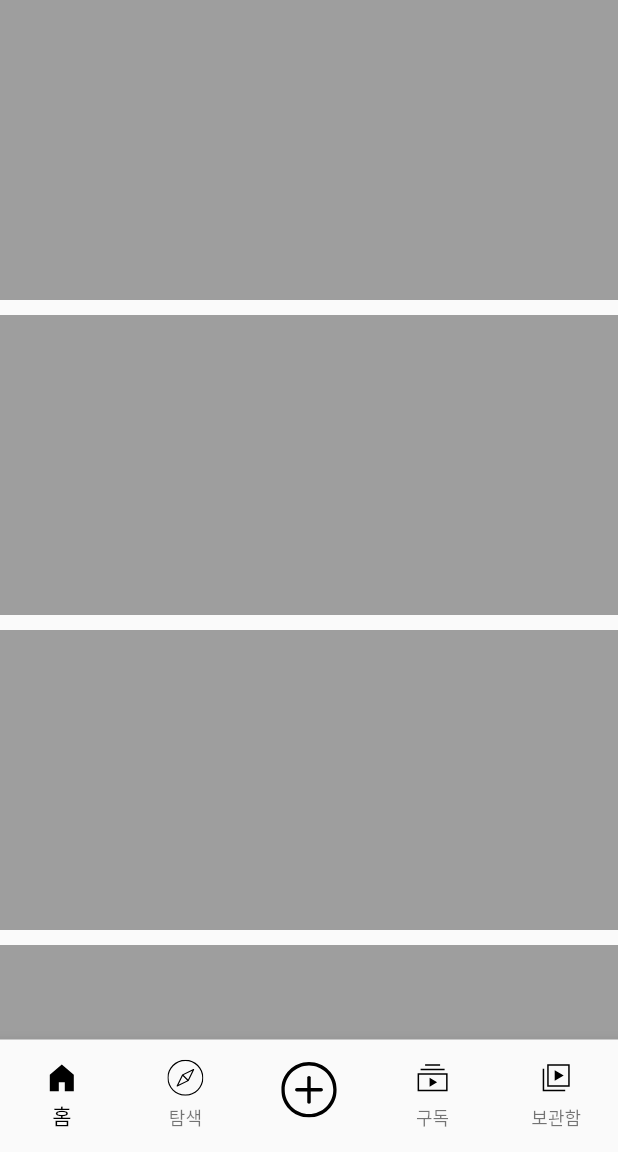
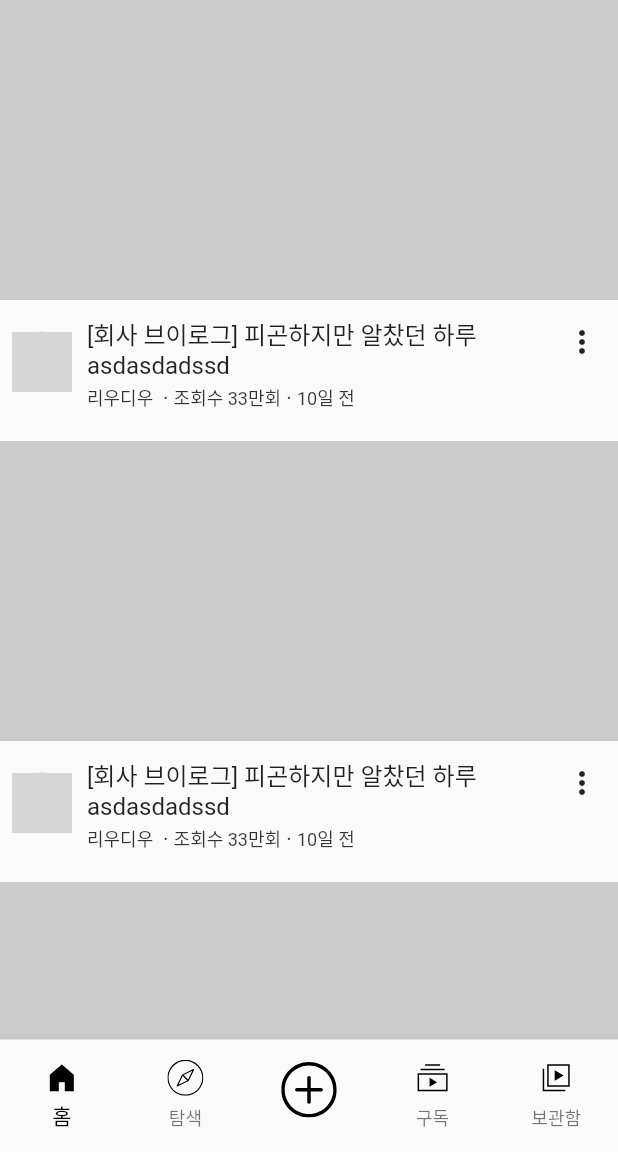
Before and after one commit to Danny-Yun/youtube-clone-app, a Flutter app: the screen it shows after launch, on a phone screen of 412 x 824 dp, the part 84-1236 px from its top. Run offline on Flutter 3.47's test engine with Material 2 defaults, Android fonts, the phone set to English and light mode, and no system bars; our stand-ins replace flutter_svg, get, youtube_player_flutter; network calls fail; grey boxes are pictures that could not be loaded.

Commit message:
홈화면 비디오 위젯 생성

```diff
--- a/lib/router/RoutePage.dart
+++ b/lib/router/RoutePage.dart
@@ -1,5 +1,6 @@
 import 'package:get/get.dart';
 import 'package:youtube_clone_app/screen/Navigation.dart';
+import 'package:youtube_clone_app/widgets/VideoDetail.dart';
 
 class RoutePage {
   static movePage(String pageName) => Get.toNamed(pageName);
@@ -12,6 +13,7 @@ class RoutePage {
   // static const String EXPLORE_ROUTE = "/explore";
   // static const String SUBSCRIBE_ROUTE = "/subscribe";
   // static const String LIBRARY_ROUTE = "/library";
+  static const String VIDEO_DETAIL = "/videoDetail";
 
   static final List<GetPage> getPageList = [
     GetPage(
@@ -34,5 +36,9 @@ class RoutePage {
     //   name: LIBRARY_ROUTE,
     //   page: () => Library(),
     // ),
+    GetPage(
+      name: VIDEO_DETAIL,
+      page: () => VideoDetail(),
+    ),
   ];
 }
--- a/lib/screen/Home.dart
+++ b/lib/screen/Home.dart
@@ -1,6 +1,8 @@
 import 'package:flutter/material.dart';
 import 'package:get/get.dart';
+import 'package:youtube_clone_app/router/RoutePage.dart';
 import 'package:youtube_clone_app/widgets/CustomAppBar.dart';
+import 'package:youtube_clone_app/widgets/VideoWidget.dart';
 
 class Home extends StatelessWidget {
   const Home({Key? key}) : super(key: key);
@@ -20,11 +22,18 @@ class Home extends StatelessWidget {
           SliverList(
             delegate: SliverChildBuilderDelegate(
               (context, index) {
-                return Padding(
-                  padding: const EdgeInsets.only(bottom: 10),
-                  child: Container(
-                    height: 200,
-                    color: Colors.grey,
+                return GestureDetector(
+                  onTap: () {
+                    RoutePage.movePageWithArgument(
+                        RoutePage.VIDEO_DETAIL, '13');
+                  },
+                  child: Padding(
+                    padding: const EdgeInsets.only(bottom: 10),
+                    child: Container(
+                      // height: 250,
+                      // color: Colors.grey,
+                      child: VideoWidget(),
+                    ),
                   ),
                 );
               },
--- /dev/null
+++ b/lib/widgets/VideoDetail.dart
@@ -0,0 +1,13 @@
+import 'package:flutter/material.dart';
+import 'package:get/get.dart';
+
+class VideoDetail extends StatelessWidget {
+  String videoId = Get.arguments;
+
+  @override
+  Widget build(BuildContext context) {
+    return Center(
+      child: Text('$videoId'),
+    );
+  }
+}
--- /dev/null
+++ b/lib/widgets/VideoWidget.dart
@@ -0,0 +1,98 @@
+import 'package:flutter/material.dart';
+
+class VideoWidget extends StatelessWidget {
+  const VideoWidget({Key? key}) : super(key: key);
+
+  @override
+  Widget build(BuildContext context) {
+    return Container(
+      child: Column(
+        children: [
+          _thumbnail(),
+          _simpleDetailInfo(),
+        ],
+      ),
+    );
+  }
+
+  // 동영상 썸네일
+  Widget _thumbnail() {
+    return Container(
+      height: 200,
+      color: Colors.grey.withOpacity(0.5),
+    );
+  }
+
+  // 영상 상세 정보
+  Widget _simpleDetailInfo() {
+    return Padding(
+      padding: const EdgeInsets.only(left: 8, top: 8, bottom: 10),
+      child: Container(
+        child: Row(
+          children: [
+            CircleAvatar(
+                radius: 20,
+                backgroundColor: Colors.grey.withOpacity(0.5),
+                backgroundImage: Image.network(
+                        "https://lh3.googleusercontent.com/ogw/ADea4I7Y6Jt6WjZeBl3gH1XNCfDcL_sK_FUFN1Y4P2Lr=s32-c-mo")
+                    .image),
+            SizedBox(width: 10),
+            Expanded(
+              child: Column(
+                children: [
+                  Row(
+                    mainAxisAlignment: MainAxisAlignment.spaceBetween,
+                    children: [
+                      Expanded(
+                        child: Text(
+                          "[회사 브이로그] 피곤하지만 알찼던 하루 asdasdadssd ",
+                          style: TextStyle(
+                            fontSize: 16,
+                          ),
+                          maxLines: 2, // 최대 두줄 설정
+                          overflow: TextOverflow.ellipsis, // 제목이 너무 길면 ... 처리
+                        ),
+                      ),
+                      IconButton(
+                        alignment: Alignment.topCenter,
+                        onPressed: () {},
+                        icon: Icon(Icons.more_vert),
+                      ),
+                    ],
+                  ),
+                  Row(
+                    children: [
+                      Text(
+                        "리우디우 ",
+                        style: TextStyle(
+                          fontSize: 12,
+                          color: Colors.black.withOpacity(0.8),
+                        ),
+                      ),
+                      Text(" · "),
+                      Text(
+                        "조회수 33만회",
+                        style: TextStyle(
+                          fontSize: 12,
+                          color: Colors.black.withOpacity(0.8),
+                        ),
+                      ),
+                      Text(" · "),
+                      Text(
+                        "10일 전",
+                        style: TextStyle(
+                          fontSize: 12,
+                          color: Colors.black.withOpacity(0.8),
+                        ),
+                      ),
+                    ],
+                  ),
+                ],
+              ),
+            ),
+          ],
+        ),
+      ),
+    );
+  }
+}
```
